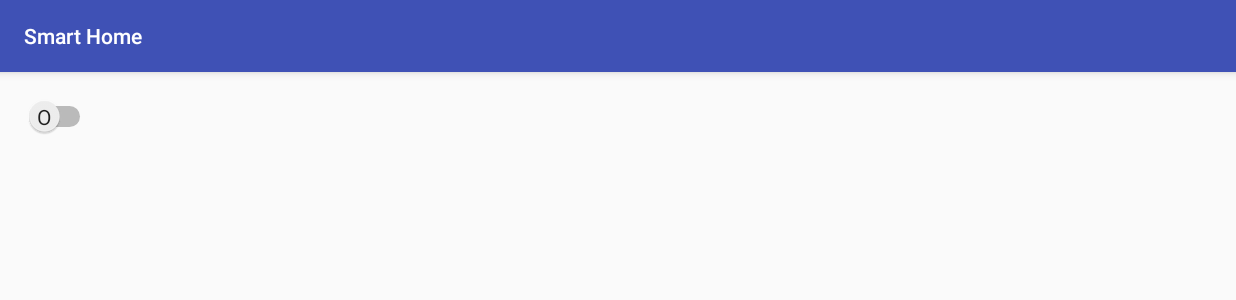
After one commit to beatmachine/UIST, an Android app: the DeviceHifiActivity screen opened directly, with no data from a screen before it, on a phone screen of 824 x 412 dp (held sideways). The commit adds this screen. Shown: the top 300 px of the screen. Run offline under Robolectric (Android 15) with nearby library versions, the light colour scheme and no system bars.

Commit message:
HifiActivity

```diff
--- /dev/null
+++ b/UISTInterface/app/src/main/java/de/uulm/uist/uistinterface/DeviceHifiActivity.java
@@ -0,0 +1,201 @@
+package de.uulm.uist.uistinterface;
+
+import android.support.v7.app.AppCompatActivity;
+import android.os.Bundle;
+import android.view.View;
+import android.widget.CompoundButton;
+import android.widget.ImageButton;
+import android.widget.Switch;
+import android.widget.TextView;
+
+/**
+ * Created by Tim Mend on 18.06.2017
+ * Activity for the Hifi
+ */
+public class DeviceHifiActivity extends AppCompatActivity {
+    //region Declaration
+    /**
+     * Switch for turning the Hifi on
+     */
+    Switch onoff;
+    /**
+     * Image buttons for regulating the loudness of the sound
+     */
+    ImageButton louder, leiser;
+
+    /**
+     * Image Buttons for setting the next or the previous song;
+     */
+    ImageButton nexttrack, previoustrack;
+
+    /**
+     * TextView for displaying loudness of the hifi and the played track;
+     */
+    TextView loudness, track, lautstärke, song;
+
+    //endregion
+
+
+    @Override
+    protected void onCreate(Bundle savedInstanceState) {
+        super.onCreate(savedInstanceState);
+        setContentView(R.layout.activity_device_hifi);
+    //region FindComponents
+
+        /**
+         * This code will initialize all Components
+         */
+        onoff = (Switch) findViewById(R.id.switchHifi);
+        louder = (ImageButton) findViewById(R.id.hifi_louder);
+        leiser = (ImageButton) findViewById(R.id.hifi_quieter);
+        nexttrack = (ImageButton) findViewById(R.id.hifi_nexttrack);
+        previoustrack = (ImageButton) findViewById(R.id.hifi_previoustrack);
+        loudness = (TextView) findViewById(R.id.loudness);
+        track = (TextView) findViewById(R.id.track);
+        song = (TextView) findViewById(R.id.hifi_song);
+        lautstärke = (TextView) findViewById(R.id.hifi_lautstärke);
+    //endregion
+
+    //region Visibility
+        /**
+         * Set onoff as false when activity is created, also set text of button
+         */
+        onoff.setChecked(false);
+        onoff.setTextOn("I");
+        onoff.setTextOff("O");
+        onoff.setShowText(true);
+
+        louder.setVisibility(View.INVISIBLE);
+        leiser.setVisibility(View.INVISIBLE);
+        nexttrack.setVisibility(View.INVISIBLE);
+        previoustrack.setVisibility(View.INVISIBLE);
+        loudness.setVisibility(View.INVISIBLE);
+        track.setVisibility(View.INVISIBLE);
+        lautstärke.setVisibility(View.INVISIBLE);
+        song.setVisibility(View.INVISIBLE);
+    //endregion
+
+        /**
+         * Set a Listener for the onoff Switch Component
+         */
+        onoff.setOnCheckedChangeListener(new CompoundButton.OnCheckedChangeListener(){
+            /**
+             * This will be called if the Switch button status changed
+             * @param buttonView ???
+             * @param isChecked boolean if button is checked or not
+             */
+            public void onCheckedChanged(CompoundButton buttonView, boolean isChecked){
+                //region checkedCondition
+                if(isChecked){
+                    louder.setVisibility(View.VISIBLE);
+                    leiser.setVisibility(View.VISIBLE);
+                    nexttrack.setVisibility(View.VISIBLE);
+                    previoustrack.setVisibility(View.VISIBLE);
+                    loudness.setVisibility(View.VISIBLE);
+                    track.setVisibility(View.VISIBLE);
+                    lautstärke.setVisibility(View.VISIBLE);
+                    song.setVisibility(View.VISIBLE);
+                }
+                else
+                {
+                    louder.setVisibility(View.INVISIBLE);
+                    leiser.setVisibility(View.INVISIBLE);
+                    nexttrack.setVisibility(View.INVISIBLE);
+                    previoustrack.setVisibility(View.INVISIBLE);
+                    loudness.setVisibility(View.INVISIBLE);
+                    track.setVisibility(View.INVISIBLE);
+                    lautstärke.setVisibility(View.INVISIBLE);
+                    song.setVisibility(View.INVISIBLE);
+                }
+                //endregion
+            }
+
+        });
+
+        /**
+         * Set a Listener for the louder Button
+         */
+        louder.setOnClickListener(new View.OnClickListener() {
+            /**
+             * This will be called if the Button is clicked
+             * @param v The view where the click comes from
+             */
+            @Override
+            public void onClick(View v) {
+                //region louderCondition
+                int currentValue = Integer.parseInt(loudness.getText().toString());
+                if (currentValue == 25){
+                    loudness.setText("" + 25);
+                } else {
+                    loudness.setText("" + (currentValue+1));
+                }
+                //endregion
+            }
+        });
+
+        /**
+         * Set a Listener for the leiser Button
+         */
+        leiser.setOnClickListener(new View.OnClickListener() {
+            /**
+             * This Method will be called when the leiser Button is clicked.
+             * @param v The View where the click ccmes from
+             */
+            @Override
+            public void onClick(View v) {
+                //region leiserCondition
+                int currentValue = Integer.parseInt(loudness.getText().toString());
+                if (currentValue == 0){
+                    loudness.setText("" + 0);
+                } else {
+                    loudness.setText("" + (currentValue-1));
+                }
+                //endregion
+            }
+        });
+
+        /**
+         * Set a Listener for the nexttrack Button
+         */
+        nexttrack.setOnClickListener(new View.OnClickListener() {
+            /**
+             * This Method will be called when the nexttracak Button is clicked
+             * @param v The View where the Click comes from
+             */
+            @Override
+            public void onClick(View v) {
+                //region nexttrackCondition
+                int currentValue = Integer.parseInt(track.getText().toString());
+                if (currentValue == 12){
+                    track.setText("" + 1);
+                } else {
+                    track.setText("" + (currentValue+1));
+                }
+                //endregion
+            }
+        });
+
+        /**
+         * Set a Listener for the previoustrack Button
+         */
+        previoustrack.setOnClickListener(new View.OnClickListener() {
+            /**
+             * This Method will be called if the previousTrack Button is clicked
+             * @param v the View where the click comes from
+             */
+            @Override
+            public void onClick(View v) {
+                //region previousTrackCondition
+                int currentValue = Integer.parseInt(track.getText().toString());
+                if (currentValue == 1){
+                    track.setText("" + 12);
+                } else {
+                    track.setText("" + (currentValue-1));
+                }
+                //endregion
+            }
+        });
+    }
+
+
+}
--- /dev/null
+++ b/UISTInterface/app/src/main/res/layout/activity_device_hifi.xml
@@ -0,0 +1,100 @@
+<?xml version="1.0" encoding="utf-8"?>
+<android.support.constraint.ConstraintLayout xmlns:android="http://schemas.android.com/apk/res/android"
+    xmlns:app="http://schemas.android.com/apk/res-auto"
+    xmlns:tools="http://schemas.android.com/tools"
+    android:layout_width="match_parent"
+    android:layout_height="match_parent"
+    tools:context="de.uulm.uist.uistinterface.DeviceHifiActivity">
+
+    <Switch
+        android:id="@+id/switchHifi"
+        android:layout_width="0dp"
+        android:layout_height="wrap_content"
+        app:layout_constraintTop_toTopOf="parent"
+        android:layout_marginTop="16dp"
+        android:layout_marginLeft="16dp"
+        app:layout_constraintLeft_toLeftOf="parent" />
+
+    <TextView
+        android:id="@+id/hifi_lautstärke"
+        android:layout_width="0dp"
+        android:layout_height="wrap_content"
+        android:text="Lautstärke: "
+        app:layout_constraintBaseline_toBaselineOf="@+id/switchHifi"
+        app:layout_constraintLeft_toRightOf="@+id/switchHifi"
+        android:layout_marginLeft="16dp" />
+
+    <TextView
+        android:id="@+id/loudness"
+        android:layout_width="0dp"
+        android:layout_height="wrap_content"
+        android:layout_marginLeft="16dp"
+        android:text="@string/loudness"
+        android:textAlignment="center"
+        app:layout_constraintBaseline_toBaselineOf="@+id/switchHifi"
+        app:layout_constraintLeft_toRightOf="@+id/hifi_quieter"
+        app:layout_constraintRight_toLeftOf="@+id/hifi_louder"
+        android:layout_marginRight="16dp" />
+
+    <ImageButton
+        android:id="@+id/hifi_quieter"
+        android:layout_width="wrap_content"
+        android:layout_height="wrap_content"
+        app:srcCompat="@drawable/ic_volume_down_black_24dp"
+        app:layout_constraintTop_toTopOf="parent"
+        android:layout_marginTop="16dp"
+        app:layout_constraintLeft_toRightOf="@+id/hifi_lautstärke"
+        android:layout_marginLeft="16dp" />
+
+    <ImageButton
+        android:id="@+id/hifi_louder"
+        android:layout_width="0dp"
+        android:layout_height="wrap_content"
+        app:srcCompat="@drawable/ic_volume_up_black_24dp"
+        app:layout_constraintTop_toTopOf="parent"
+        android:layout_marginTop="16dp"
+        android:layout_marginRight="16dp"
+        app:layout_constraintRight_toRightOf="parent" />
+
+    <TextView
+        android:id="@+id/hifi_song"
+        android:layout_width="39dp"
+        android:layout_height="wrap_content"
+        android:text="Song: "
+        android:layout_marginTop="48dp"
+        app:layout_constraintTop_toBottomOf="@+id/hifi_lautstärke"
+        app:layout_constraintRight_toLeftOf="@+id/hifi_previoustrack"
+        android:layout_marginRight="47dp" />
+
+    <TextView
+        android:id="@+id/track"
+        android:layout_width="0dp"
+        android:layout_height="wrap_content"
+        android:layout_marginLeft="16dp"
+        android:layout_marginRight="16dp"
+        android:text="@string/song"
+        android:textAlignment="center"
+        app:layout_constraintBaseline_toBaselineOf="@+id/hifi_song"
+        app:layout_constraintLeft_toRightOf="@+id/hifi_previoustrack"
+        app:layout_constraintRight_toLeftOf="@+id/hifi_nexttrack" />
+
+    <ImageButton
+        android:id="@+id/hifi_nexttrack"
+        android:layout_width="0dp"
+        android:layout_height="wrap_content"
+        app:srcCompat="@drawable/ic_chevron_right_black_24dp"
+        android:layout_marginTop="16dp"
+        app:layout_constraintTop_toBottomOf="@+id/hifi_louder"
+        android:layout_marginRight="16dp"
+        app:layout_constraintRight_toRightOf="parent" />
+
+    <ImageButton
+        android:id="@+id/hifi_previoustrack"
+        android:layout_width="0dp"
+        android:layout_height="wrap_content"
+        app:srcCompat="@drawable/ic_chevron_left_black_24dp"
+        tools:layout_editor_absoluteX="162dp"
+        android:layout_marginTop="16dp"
+        app:layout_constraintTop_toBottomOf="@+id/hifi_quieter" />
+
+</android.support.constraint.ConstraintLayout>
--- a/UISTInterface/app/src/main/res/values/strings.xml
+++ b/UISTInterface/app/src/main/res/values/strings.xml
@@ -1,3 +1,5 @@
 <resources>
     <string name="app_name">Smart Home</string>
+    <string name="loudness">0</string>
+    <string name="song">0</string>
 </resources>
```
Also changed, not shown: UISTInterface/app/src/main/AndroidManifest.xml (+24 -8 lines), UISTInterface/app/src/main/java/de/uulm/uist/uistinterface/RoomActivity.java (+17 -0 lines), UISTInterface/app/src/main/res/layout/activity_device_tv.xml (+8 -8 lines), UISTInterface/app/src/main/java/de/uulm/uist/uistinterface/DeviceTVActivity.java (line endings or trailing spaces).
